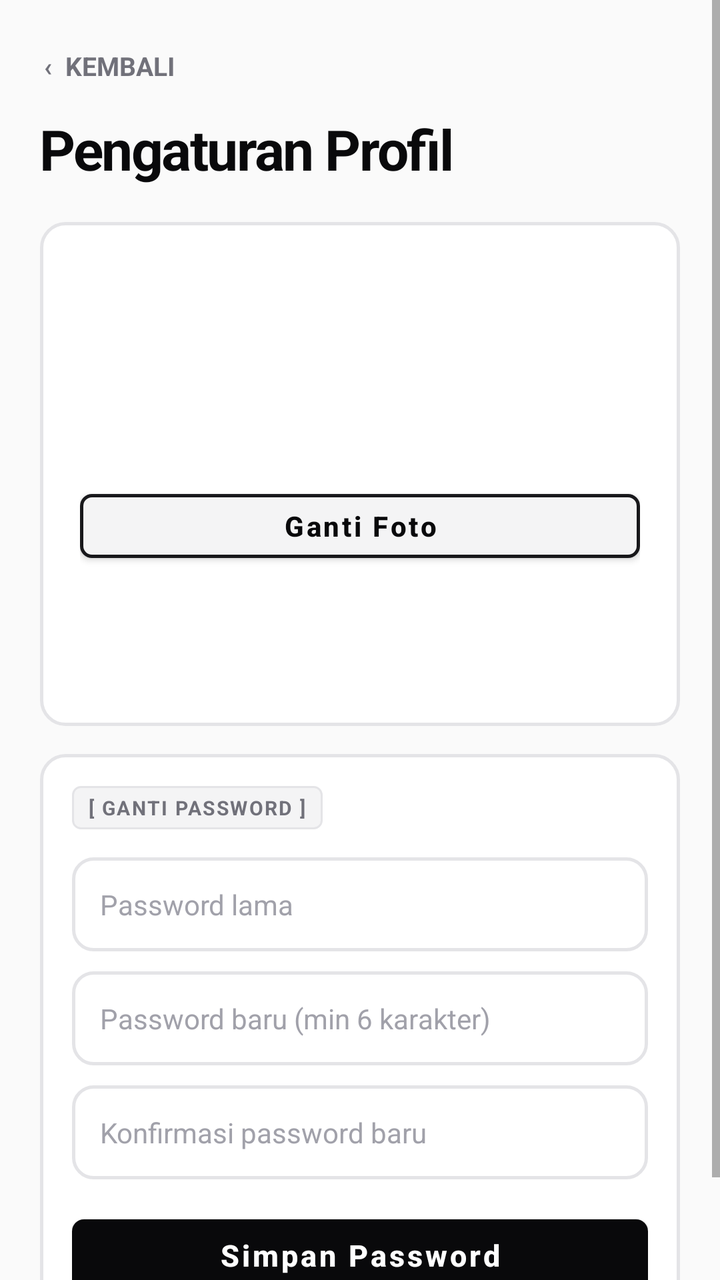
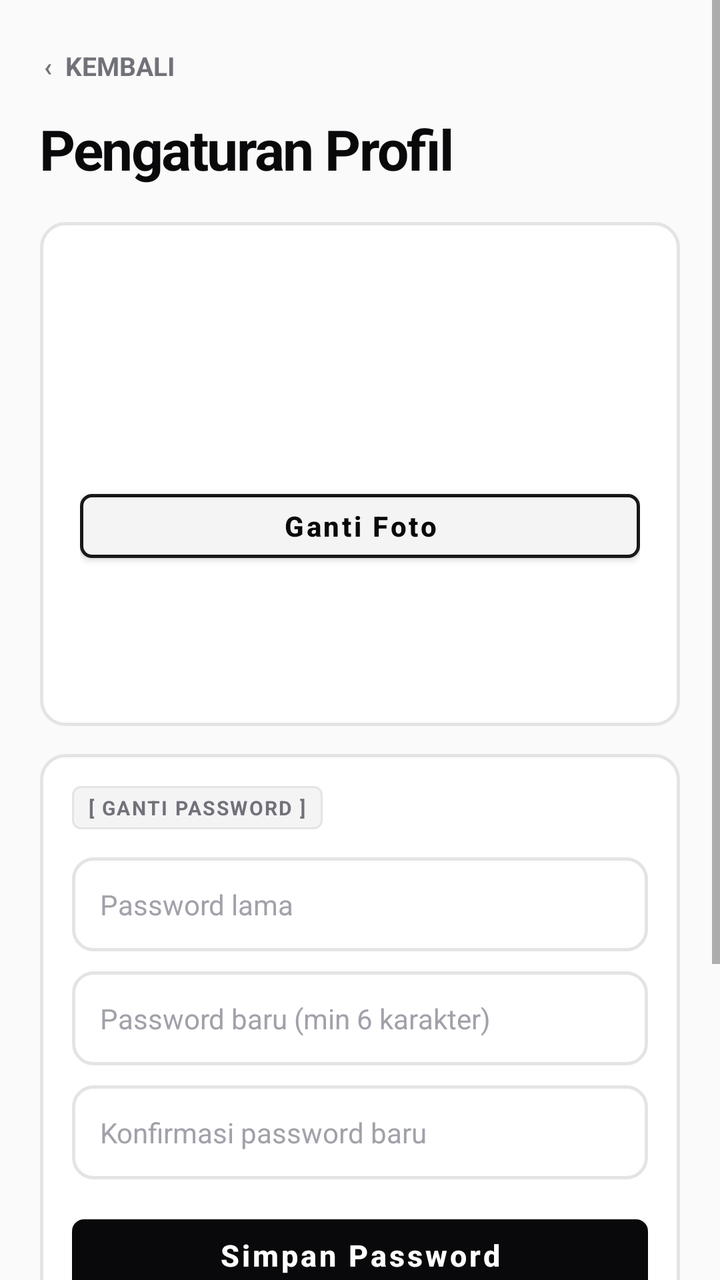

The first picture is an Android layout as it rendered before a commit; the second is the same layout after the commit. The layout source and the unified diff follow.
<!-- AndroidManifest.xml: application theme Theme.Absensi -->
<!-- res/layout/activity_profile_settings.xml -->
<?xml version="1.0" encoding="utf-8"?>
<androidx.constraintlayout.widget.ConstraintLayout xmlns:android="http://schemas.android.com/apk/res/android"
    xmlns:app="http://schemas.android.com/apk/res-auto"
    android:layout_width="match_parent"
    android:layout_height="match_parent"
    android:background="@color/bg_primary">

    <ScrollView
        android:layout_width="0dp"
        android:layout_height="0dp"
        app:layout_constraintBottom_toBottomOf="parent"
        app:layout_constraintEnd_toEndOf="parent"
        app:layout_constraintStart_toStartOf="parent"
        app:layout_constraintTop_toTopOf="parent">

        <LinearLayout
            android:layout_width="match_parent"
            android:layout_height="wrap_content"
            android:orientation="vertical"
            android:paddingStart="20dp"
            android:paddingTop="18dp"
            android:paddingEnd="20dp"
            android:paddingBottom="28dp">

            <TextView
                android:id="@+id/tvBack"
                android:layout_width="wrap_content"
                android:layout_height="wrap_content"
                android:paddingStart="2dp"
                android:paddingTop="6dp"
                android:paddingEnd="2dp"
                android:paddingBottom="6dp"
                android:text="‹  KEMBALI"
                android:textColor="@color/text_secondary"
                android:textSize="13sp"
                android:textStyle="bold" />

            <TextView
                android:layout_width="wrap_content"
                android:layout_height="wrap_content"
                android:layout_marginTop="8dp"
                android:letterSpacing="-0.03"
                android:text="Pengaturan Profil"
                android:textColor="@color/text_primary"
                android:textSize="28sp"
                android:textStyle="bold" />

            <LinearLayout
                android:layout_width="match_parent"
                android:layout_height="wrap_content"
                android:layout_marginTop="18dp"
                android:background="@drawable/bg_hero_card"
                android:gravity="center_vertical"
                android:orientation="vertical"
                android:padding="20dp">

                <FrameLayout
                    android:id="@+id/flAvatar"
                    android:layout_width="96dp"
                    android:layout_height="96dp"
                    android:layout_gravity="center_horizontal"
                    android:clipToOutline="true">

                    <ImageView
                        android:id="@+id/ivAvatar"
                        android:layout_width="match_parent"
                        android:layout_height="match_parent"
                        android:contentDescription="Foto Profil"
                        android:scaleType="centerCrop" />

                    <TextView
                        android:id="@+id/tvAvatarInitial"
                        android:layout_width="match_parent"
                        android:layout_height="match_parent"
                        android:gravity="center"
                        android:textColor="@color/surface"
                        android:textSize="34sp"
                        android:textStyle="bold"
                        android:visibility="gone" />
                </FrameLayout>

                <com.google.android.material.button.MaterialButton
                    android:id="@+id/btnChangePhoto"
                    android:layout_width="match_parent"
                    android:layout_height="44dp"
                    android:layout_marginTop="14dp"
                    android:text="Ganti Foto"
                    android:textAllCaps="false"
                    android:textSize="14sp"
                    android:textStyle="bold"
                    android:textColor="@color/text_primary"
                    app:backgroundTint="@color/accent_light"
                    app:cornerRadius="6dp"
                    app:strokeColor="@color/border_dark"
                    app:strokeWidth="1.5dp" />

                <TextView
                    android:id="@+id/tvName"
                    android:layout_width="match_parent"
                    android:layout_height="wrap_content"
                    android:layout_marginTop="12dp"
                    android:gravity="center_horizontal"
                    android:textColor="@color/text_primary"
                    android:textSize="19sp"
                    android:textStyle="bold" />

                <TextView
                    android:id="@+id/tvEmpInfo"
                    android:layout_width="match_parent"
                    android:layout_height="wrap_content"
                    android:layout_marginTop="4dp"
                    android:gravity="center_horizontal"
                    android:textColor="@color/text_secondary"
                    android:textSize="12sp"
                    android:textStyle="bold" />
            </LinearLayout>

            <LinearLayout
                android:layout_width="match_parent"
                android:layout_height="wrap_content"
                android:layout_marginTop="14dp"
                android:background="@drawable/bg_hero_card"
                android:orientation="vertical"
                android:padding="16dp">

                <TextView
                    android:layout_width="wrap_content"
                    android:layout_height="wrap_content"
                    android:text="[ GANTI PASSWORD ]"
                    android:background="@drawable/bg_tag_pill"
                    android:letterSpacing="0.08"
                    android:paddingStart="8dp"
                    android:paddingTop="4dp"
                    android:paddingEnd="8dp"
                    android:paddingBottom="4dp"
                    android:textColor="@color/text_secondary"
                    android:textSize="10sp"
                    android:textStyle="bold" />

                <EditText
                    android:id="@+id/etCurrentPassword"
                    android:layout_width="match_parent"
                    android:layout_height="wrap_content"
                    android:layout_marginTop="14dp"
                    android:background="@drawable/bg_search"
                    android:hint="Password lama"
                    android:importantForAutofill="no"
                    android:inputType="textPassword"
                    android:padding="14dp"
                    android:textColor="@color/text_primary"
                    android:textColorHint="@color/text_tertiary"
                    android:textSize="14sp" />

                <EditText
                    android:id="@+id/etNewPassword"
                    android:layout_width="match_parent"
                    android:layout_height="wrap_content"
                    android:layout_marginTop="10dp"
                    android:background="@drawable/bg_search"
                    android:hint="Password baru (min 6 karakter)"
                    android:importantForAutofill="no"
                    android:inputType="textPassword"
                    android:padding="14dp"
                    android:textColor="@color/text_primary"
                    android:textColorHint="@color/text_tertiary"
                    android:textSize="14sp" />

                <EditText
                    android:id="@+id/etConfirmPassword"
                    android:layout_width="match_parent"
                    android:layout_height="wrap_content"
                    android:layout_marginTop="10dp"
                    android:background="@drawable/bg_search"
                    android:hint="Konfirmasi password baru"
                    android:importantForAutofill="no"
                    android:inputType="textPassword"
                    android:padding="14dp"
                    android:textColor="@color/text_primary"
                    android:textColorHint="@color/text_tertiary"
                    android:textSize="14sp" />

                <TextView
                    android:id="@+id/tvPassMessage"
                    android:layout_width="match_parent"
                    android:layout_height="wrap_content"
                    android:layout_marginTop="8dp"
                    android:textColor="@color/danger"
                    android:textSize="12sp"
                    android:visibility="gone" />

                <com.google.android.material.button.MaterialButton
                    android:id="@+id/btnSavePassword"
                    android:layout_width="match_parent"
                    android:layout_height="48dp"
                    android:layout_marginTop="14dp"
                    android:text="Simpan Password"
                    android:textAllCaps="false"
                    android:textSize="15sp"
                    android:textStyle="bold"
                    app:backgroundTint="@color/accent"
                    app:cornerRadius="6dp" />
            </LinearLayout>
        </LinearLayout>
    </ScrollView>
</androidx.constraintlayout.widget.ConstraintLayout>
<!-- resources referenced by this layout -->
<resources>
  <color name="accent">#09090B</color>
  <color name="accent_light">#F4F4F5</color>
  <color name="bg_primary">#FAFAFA</color>
  <color name="border_dark">#18181B</color>
  <color name="danger">#DC2626</color>
  <color name="surface">#FFFFFF</color>
  <color name="text_primary">#09090B</color>
  <color name="text_secondary">#71717A</color>
  <color name="text_tertiary">#A1A1AA</color>
  <!-- drawable bg_hero_card (drawable) -->
  <?xml version="1.0" encoding="utf-8"?>
  <shape xmlns:android="http://schemas.android.com/apk/res/android"
      android:shape="rectangle">
      <solid android:color="@color/surface" />
      <corners android:radius="12dp" />
      <stroke android:width="1.5dp" android:color="@color/border_crisp" />
  </shape>
  <!-- drawable bg_search (drawable) -->
  <?xml version="1.0" encoding="utf-8"?>
  <shape xmlns:android="http://schemas.android.com/apk/res/android"
      android:shape="rectangle">
      <solid android:color="@color/search_bg" />
      <corners android:radius="10dp" />
      <stroke android:width="1.5dp" android:color="@color/search_stroke" />
  </shape>
  <!-- drawable bg_tag_pill (drawable) -->
  <?xml version="1.0" encoding="utf-8"?>
  <shape xmlns:android="http://schemas.android.com/apk/res/android"
      android:shape="rectangle">
      <solid android:color="@color/accent_light" />
      <corners android:radius="4dp" />
      <stroke android:width="1dp" android:color="@color/border_crisp" />
  </shape>
  <style name="Theme.Absensi" parent="Theme.MaterialComponents.Light.NoActionBar">
          <item name="android:windowBackground">@color/bg_primary</item>
          <item name="colorPrimary">@color/accent</item>
          <item name="colorPrimaryDark">@color/primary_dark</item>
          <item name="android:statusBarColor">@color/surface</item>
          <item name="android:windowLightStatusBar">true</item>
          <item name="colorAccent">@color/accent</item>
      </style>
  <color name="border_crisp">#E4E4E7</color>
  <color name="search_bg">#FFFFFF</color>
  <color name="search_stroke">#E4E4E7</color>
  <color name="primary_dark">#09090B</color>
</resources>

<!-- the commit's change to res/layout/activity_profile_settings.xml (unified diff, before → after) -->
@@ -200,6 +200,58 @@
                     app:backgroundTint="@color/accent"
                     app:cornerRadius="6dp" />
             </LinearLayout>
+
+            <LinearLayout
+                android:layout_width="match_parent"
+                android:layout_height="wrap_content"
+                android:layout_marginTop="14dp"
+                android:background="@drawable/bg_hero_card"
+                android:orientation="vertical"
+                android:padding="16dp">
+
+                <TextView
+                    android:layout_width="wrap_content"
+                    android:layout_height="wrap_content"
+                    android:text="[ TENTANG &amp; LISENSI ]"
+                    android:background="@drawable/bg_tag_pill"
+                    android:letterSpacing="0.08"
+                    android:paddingStart="8dp"
+                    android:paddingTop="4dp"
+                    android:paddingEnd="8dp"
+                    android:paddingBottom="4dp"
+                    android:textColor="@color/text_secondary"
+                    android:textSize="10sp"
+                    android:textStyle="bold" />
+
+                <TextView
+                    android:id="@+id/tvAboutName"
+                    android:layout_width="wrap_content"
+                    android:layout_height="wrap_content"
+                    android:layout_marginTop="12dp"
+                    android:textColor="@color/text_primary"
+                    android:textSize="15sp"
+                    android:textStyle="bold" />
+
+                <TextView
+                    android:id="@+id/tvAboutCopyright"
+                    android:layout_width="wrap_content"
+                    android:layout_height="wrap_content"
+                    android:layout_marginTop="2dp"
+                    android:textColor="@color/text_secondary"
+                    android:textSize="12sp" />
+
+                <TextView
+                    android:id="@+id/tvLicense"
+                    android:layout_width="wrap_content"
+                    android:layout_height="wrap_content"
+                    android:layout_marginTop="10dp"
+                    android:paddingTop="4dp"
+                    android:paddingBottom="4dp"
+                    android:text="Lisensi MIT  →"
+                    android:textColor="@color/text_primary"
+                    android:textSize="13sp"
+                    android:textStyle="bold" />
+            </LinearLayout>
         </LinearLayout>
     </ScrollView>
 </androidx.constraintlayout.widget.ConstraintLayout>
